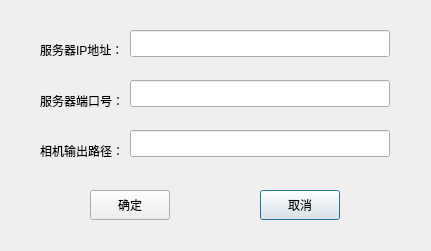
Qt form photo_client/setinfo.ui (devilguang/bankVault-chinaBank) before a commit.
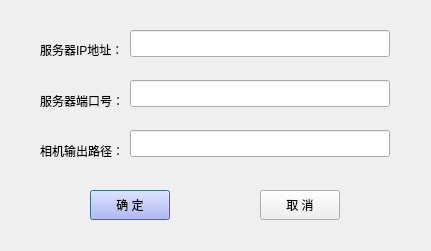
The same form after that commit. Icons and pictures are not drawn.

The edit to the form file:
```diff
--- a/photo_client/setinfo.ui
+++ b/photo_client/setinfo.ui
@@ -96,7 +96,10 @@
     </rect>
    </property>
    <property name="text">
-    <string>取消</string>
+    <string>取 消</string>
+   </property>
+   <property name="autoDefault">
+    <bool>false</bool>
    </property>
   </widget>
   <widget class="QPushButton" name="setokButton">
@@ -108,8 +111,14 @@
      <height>30</height>
     </rect>
    </property>
+   <property name="cursor">
+    <cursorShape>PointingHandCursor</cursorShape>
+   </property>
+   <property name="styleSheet">
+    <string notr="true">background-color: rgb(170, 170, 255);</string>
+   </property>
    <property name="text">
-    <string>确定</string>
+    <string>确 定</string>
    </property>
   </widget>
  </widget>
```
Left out of the diff: 8 changed lines with no effect on the pictures.
